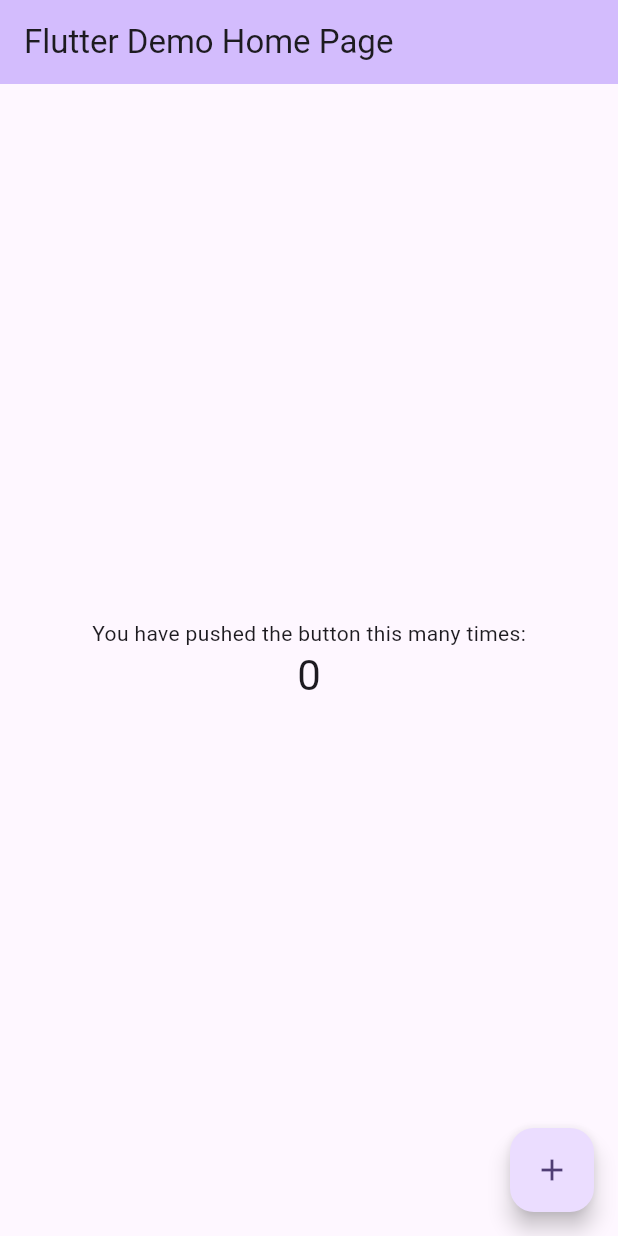
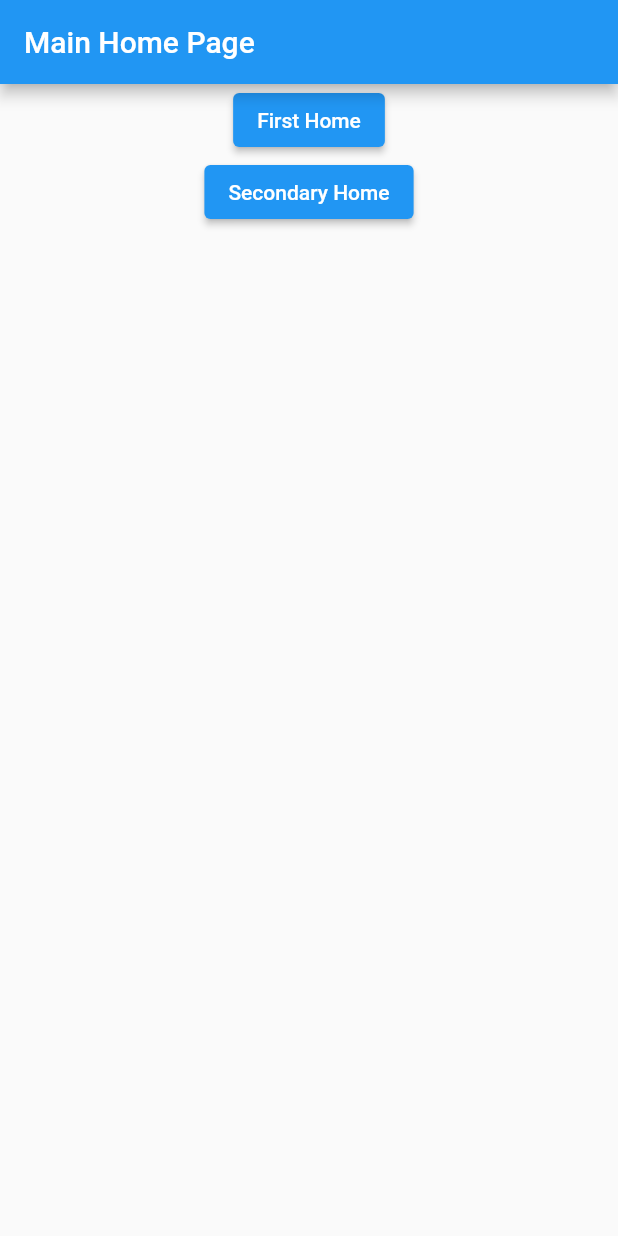
Before and after one commit to gianglt/MeCodes, a Flutter app: the screen it shows after launch, on a phone screen of 412 x 824 dp. Run offline on Flutter 3.47's test engine with Material 2 defaults, Android fonts, the light colour scheme and no system bars; our stand-ins replace firebase_auth, firebase_core, fl_chart; missing offline and left inert: firebase_ui_auth, firebase_ui_oauth_google; accounts and stored records are empty.

Commit message:
Navigation Types

```diff
--- a/medrawer/lib/main.dart
+++ b/medrawer/lib/main.dart
@@ -1,125 +1,65 @@
 import 'package:flutter/material.dart';
+import 'package:medrawer/first_home.dart';
 
 void main() {
-  runApp(const MyApp());
+  runApp(MaterialApp(
+    initialRoute: '/',
+    routes: <String, WidgetBuilder>{
+      '/': (context) => const HomePage(),
+      '/first': (context) => const FirstHome(),
+      '/secondary': (context) => const SecondaryHome(),
+    },
+  ));
 }
 
-class MyApp extends StatelessWidget {
-  const MyApp({super.key});
+class HomePage extends StatelessWidget {
+  const HomePage({super.key});
 
-  // This widget is the root of your application.
   @override
   Widget build(BuildContext context) {
-    return MaterialApp(
-      title: 'Flutter Demo',
-      theme: ThemeData(
-        // This is the theme of your application.
-        //
-        // TRY THIS: Try running your application with "flutter run". You'll see
-        // the application has a blue toolbar. Then, without quitting the app,
-        // try changing the seedColor in the colorScheme below to Colors.green
-        // and then invoke "hot reload" (save your changes or press the "hot
-        // reload" button in a Flutter-supported IDE, or press "r" if you used
-        // the command line to start the app).
-        //
-        // Notice that the counter didn't reset back to zero; the application
-        // state is not lost during the reload. To reset the state, use hot
-        // restart instead.
-        //
-        // This works for code too, not just values: Most code changes can be
-        // tested with just a hot reload.
-        colorScheme: ColorScheme.fromSeed(seedColor: Colors.deepPurple),
-        useMaterial3: true,
+    return Scaffold(
+      appBar: AppBar(
+        title: const Text('Main Home Page'),
       ),
-      home: const MyHomePage(title: 'Flutter Demo Home Page'),
+      body: Center(
+        child: Column(
+          children: [
+            ElevatedButton(
+              onPressed: () {
+                Navigator.pushNamed(context, '/first');
+              },
+              child: const Text('First Home'),
+            ),
+            ElevatedButton(
+              onPressed: () {
+                Navigator.pushNamed(context, '/secondary');
+              },
+              child: const Text('Secondary Home'),
+            ),
+          ],
+        ),
+      ),
     );
   }
 }
 
-class MyHomePage extends StatefulWidget {
-  const MyHomePage({super.key, required this.title});
-
-  // This widget is the home page of your application. It is stateful, meaning
-  // that it has a State object (defined below) that contains fields that affect
-  // how it looks.
-
-  // This class is the configuration for the state. It holds the values (in this
-  // case the title) provided by the parent (in this case the App widget) and
-  // used by the build method of the State. Fields in a Widget subclass are
-  // always marked "final".
-
-  final String title;
-
-  @override
-  State<MyHomePage> createState() => _MyHomePageState();
-}
-
-class _MyHomePageState extends State<MyHomePage> {
-  int _counter = 0;
-
-  void _incrementCounter() {
-    setState(() {
-      // This call to setState tells the Flutter framework that something has
-      // changed in this State, which causes it to rerun the build method below
-      // so that the display can reflect the updated values. If we changed
-      // _counter without calling setState(), then the build method would not be
-      // called again, and so nothing would appear to happen.
-      _counter++;
-    });
-  }
+class SecondaryHome extends StatelessWidget {
+  const SecondaryHome({super.key});
 
   @override
   Widget build(BuildContext context) {
-    // This method is rerun every time setState is called, for instance as done
-    // by the _incrementCounter method above.
-    //
-    // The Flutter framework has been optimized to make rerunning build methods
-    // fast, so that you can just rebuild anything that needs updating rather
-    // than having to individually change instances of widgets.
     return Scaffold(
       appBar: AppBar(
-        // TRY THIS: Try changing the color here to a specific color (to
-        // Colors.amber, perhaps?) and trigger a hot reload to see the AppBar
-        // change color while the other colors stay the same.
-        backgroundColor: Theme.of(context).colorScheme.inversePrimary,
-        // Here we take the value from the MyHomePage object that was created by
-        // the App.build method, and use it to set our appbar title.
-        title: Text(widget.title),
+        title: const Text('Secondary Home'),
       ),
       body: Center(
-        // Center is a layout widget. It takes a single child and positions it
-        // in the middle of the parent.
-        child: Column(
-          // Column is also a layout widget. It takes a list of children and
-          // arranges them vertically. By default, it sizes itself to fit its
-          // children horizontally, and tries to be as tall as its parent.
-          //
-          // Column has various properties to control how it sizes itself and
-          // how it positions its children. Here we use mainAxisAlignment to
-          // center the children vertically; the main axis here is the vertical
-          // axis because Columns are vertical (the cross axis would be
-          // horizontal).
-          //
-          // TRY THIS: Invoke "debug painting" (choose the "Toggle Debug Paint"
-          // action in the IDE, or press "p" in the console), to see the
-          // wireframe for each widget.
-          mainAxisAlignment: MainAxisAlignment.center,
-          children: <Widget>[
-            const Text(
-              'You have pushed the button this many times:',
-            ),
-            Text(
-              '$_counter',
-              style: Theme.of(context).textTheme.headlineMedium,
-            ),
-          ],
+        child: ElevatedButton(
+          onPressed: () {
+            Navigator.pop(context);
+          },
+          child: const Text('Go Back'),
         ),
       ),
-      floatingActionButton: FloatingActionButton(
-        onPressed: _incrementCounter,
-        tooltip: 'Increment',
-        child: const Icon(Icons.add),
-      ), // This trailing comma makes auto-formatting nicer for build methods.
     );
   }
 }
```
Also changed, not shown: medrawer/lib/first_home.dart (added, +35 -0 lines), medrawer/lib/second_home.dart (added, +22 -0 lines).
